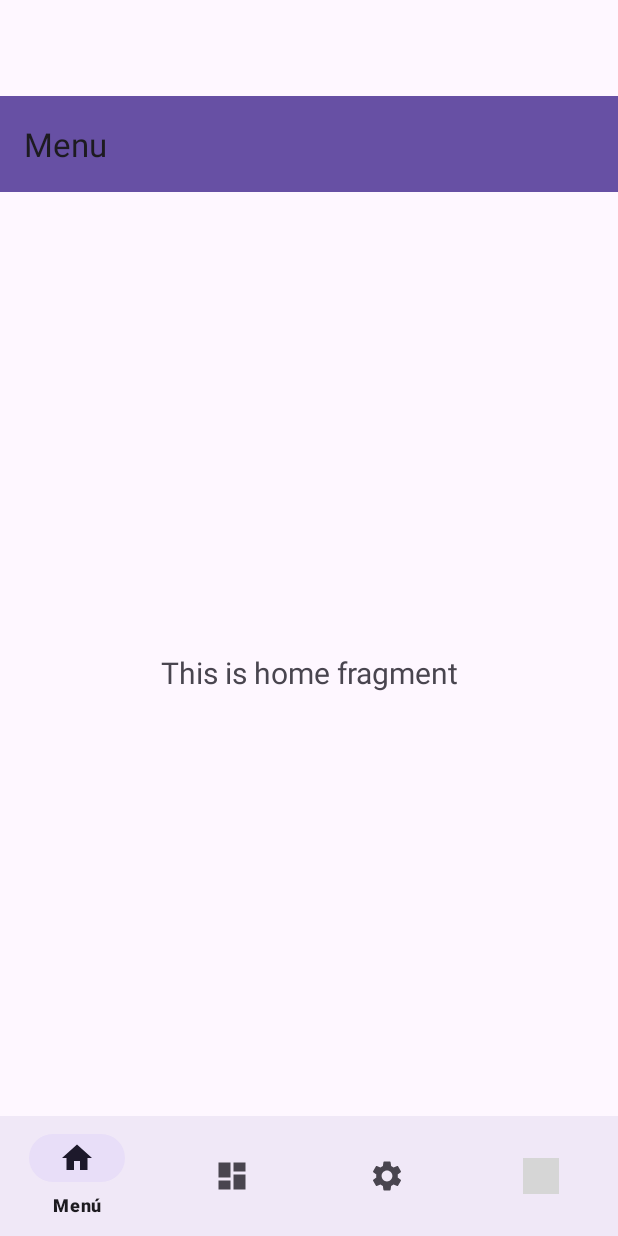
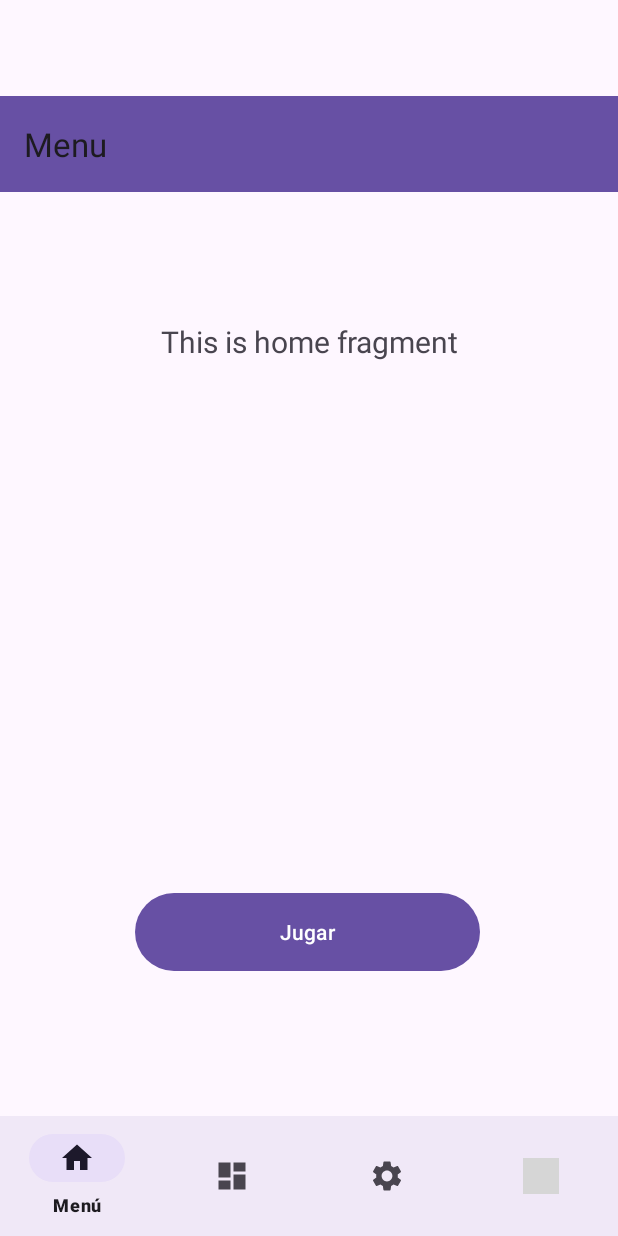
Before and after one commit to JEnriqueF/MBAPPES_FEI_TACTICS, an Android app: the MenuFragment screen opened directly, with no data from a screen before it, on a phone screen of 412 x 824 dp. Run offline under Robolectric (Android 15) with nearby library versions, the phone set to English and light mode, and no system bars; our stand-ins replace data binding, navigation-ui; grey boxes are pictures that could not be loaded.

Commit message:
Inicio de Mazo

```diff
--- a/MbappesFEITactics/MbappesFEITactics/app/build.gradle.kts
+++ b/MbappesFEITactics/MbappesFEITactics/app/build.gradle.kts
@@ -45,6 +45,7 @@ dependencies {
     implementation("androidx.lifecycle:lifecycle-viewmodel-ktx:2.6.1")
     implementation("androidx.navigation:navigation-fragment:2.7.5")
     implementation("androidx.navigation:navigation-ui:2.7.5")
+    implementation("androidx.recyclerview:recyclerview:1.3.2")
     testImplementation("junit:junit:4.13.2")
     androidTestImplementation("androidx.test.ext:junit:1.1.5")
     androidTestImplementation("androidx.test.espresso:espresso-core:3.5.1")
--- a/MbappesFEITactics/MbappesFEITactics/app/src/main/java/com/mbappesfeitactics/DAO/APIClient.java
+++ b/MbappesFEITactics/MbappesFEITactics/app/src/main/java/com/mbappesfeitactics/DAO/APIClient.java
@@ -22,7 +22,7 @@ import retrofit2.converter.gson.GsonConverterFactory;
 public class APIClient {
 
     public static Retrofit iniciarAPI(){
-        String baseURL = "https://18n4qv9q-3000.usw3.devtunnels.ms/";
+        String baseURL = "https://mk2m8b3x-3000.usw3.devtunnels.ms/";
         Gson gson = new GsonBuilder().setDateFormat("yyyy-MM-dd HH:mm:ss").create();
         Retrofit retrofit = new Retrofit.Builder().baseUrl(baseURL).addConverterFactory(GsonConverterFactory.create(gson)).build();
         return retrofit;
--- a/MbappesFEITactics/MbappesFEITactics/app/src/main/java/com/mbappesfeitactics/Vista/MenuP.java
+++ b/MbappesFEITactics/MbappesFEITactics/app/src/main/java/com/mbappesfeitactics/Vista/MenuP.java
@@ -27,27 +27,6 @@ public class MenuP extends AppCompatActivity {
 
     @Override
     protected void onCreate(Bundle savedInstanceState) {
-        //Bundle extras = getIntent().getBundleExtra(BUNDLE_KEY);
-        //Jugador jugador = extras.getParcelable(JUGADOR_KEY);
-        //Log.d("MENU PRINCIPAL ONCREATE", "onCreate: ." + jugador.getGamertag());
-        //bin.setGamertag(jugador.getGamertag());
-
-
-        /*super.onCreate(savedInstanceState);
-
-        binding = ActivityMenuPBinding.inflate(getLayoutInflater());
-        setContentView(binding.getRoot());
-
-        BottomNavigationView navView = findViewById(R.id.nav_view);
-        // Passing each menu ID as a set of Ids because each
-        // menu should be considered as top level destinations.
-        AppBarConfiguration appBarConfiguration = new AppBarConfiguration.Builder(
-                R.id.navigation_menu, R.id.navigation_mazo, R.id.navigation_config, R.id.navigation_profile)
-                .build();
-        NavController navController = Navigation.findNavController(this, R.id.nav_host_fragment_activity_menu_p);
-        NavigationUI.setupActionBarWithNavController(this, navController, appBarConfiguration);
-        NavigationUI.setupWithNavController(binding.navView, navController);*/
-
         super.onCreate(savedInstanceState);
 
         binding = ActivityMenuPBinding.inflate(getLayoutInflater());
--- a/MbappesFEITactics/MbappesFEITactics/app/src/main/java/com/mbappesfeitactics/Vista/ui/mazo/MazoFragment.java
+++ b/MbappesFEITactics/MbappesFEITactics/app/src/main/java/com/mbappesfeitactics/Vista/ui/mazo/MazoFragment.java
@@ -23,9 +23,6 @@ public class MazoFragment extends Fragment {
 
         binding = FragmentMazoBinding.inflate(inflater, container, false);
         View root = binding.getRoot();
-
-        final TextView textView = binding.textMazo;
-        mazoViewModel.getText().observe(getViewLifecycleOwner(), textView::setText);
         return root;
     }
 
--- a/MbappesFEITactics/MbappesFEITactics/app/src/main/res/layout/fragment_menu.xml
+++ b/MbappesFEITactics/MbappesFEITactics/app/src/main/res/layout/fragment_menu.xml
@@ -7,24 +7,36 @@
 
     </data>
 
-    <androidx.constraintlayout.widget.ConstraintLayout
+    <LinearLayout
         android:layout_width="match_parent"
         android:layout_height="match_parent"
+        android:orientation="vertical"
         tools:context=".Vista.ui.menu.MenuFragment">
-
 
         <TextView
             android:id="@+id/text_menu"
             android:layout_width="match_parent"
             android:layout_height="wrap_content"
             android:layout_marginStart="8dp"
-            android:layout_marginTop="8dp"
+            android:layout_marginTop="150dp"
             android:layout_marginEnd="8dp"
             android:textAlignment="center"
-            android:textSize="20sp"
-            app:layout_constraintBottom_toBottomOf="parent"
-            app:layout_constraintEnd_toEndOf="parent"
-            app:layout_constraintStart_toStartOf="parent"
-            app:layout_constraintTop_toTopOf="parent" />
-    </androidx.constraintlayout.widget.ConstraintLayout>
+            android:textSize="20sp" />
+
+        <Button
+            android:id="@+id/btnJugar"
+            android:layout_width="230dp"
+            android:layout_height="60dp"
+            android:layout_marginStart="8dp"
+            android:layout_marginTop="350dp"
+            android:layout_marginEnd="8dp"
+            android:gravity="center"
+            android:text="Jugar"
+            android:translationX="82dp"
+            tools:layout_editor_absoluteX="50dp"
+            tools:layout_editor_absoluteY="525dp" />
+
+
+    </LinearLayout>
+
 </layout>
```
Also changed, not shown: MbappesFEITactics/MbappesFEITactics/app/src/main/java/com/mbappesfeitactics/DAO/CartaDAO.java (added, +45 -0 lines), MbappesFEITactics/MbappesFEITactics/app/src/main/java/com/mbappesfeitactics/DAO/CartaService.java (added, +13 -0 lines), MbappesFEITactics/MbappesFEITactics/app/src/main/java/com/mbappesfeitactics/POJO/Carta.java (added, +61 -0 lines), MbappesFEITactics/MbappesFEITactics/app/src/main/java/com/mbappesfeitactics/Vista/ui/mazo/MazoViewModel.java (+58 -5 lines), MbappesFEITactics/MbappesFEITactics/app/src/main/res/layout/fragment_mazo.xml (+46 -17 lines).
